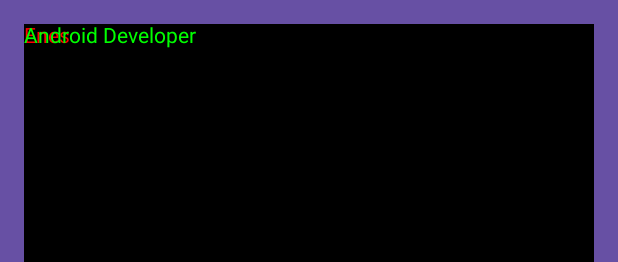
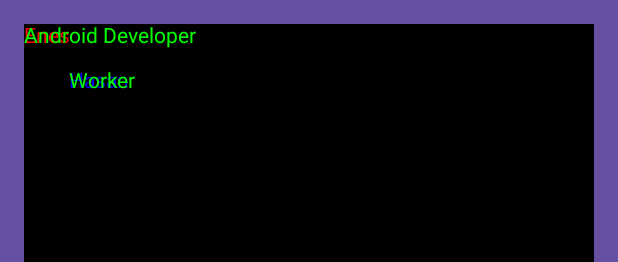
Before and after one commit to eneskanbur/composeTraining, an Android app built with Jetpack Compose: the @Preview function MyBusinessCardPreview, on a phone screen of 412 x 824 dp. Shown: the top 262 px of the screen. Run offline under Robolectric (Android 15) with nearby library versions, the phone set to English and light mode, and no system bars.

Commit message:
Add second business card to preview
  - Add new MyBusinessCard instance for Hasan with blue color
  - Import size modifier for layout
  - Update IDE configuration files

```diff
--- a/app/src/main/java/com/knbrgns/composetraining/MainActivity.kt
+++ b/app/src/main/java/com/knbrgns/composetraining/MainActivity.kt
@@ -7,6 +7,7 @@ import androidx.activity.enableEdgeToEdge
 import androidx.compose.foundation.background
 import androidx.compose.foundation.layout.fillMaxSize
 import androidx.compose.foundation.layout.padding
+import androidx.compose.foundation.layout.size
 import androidx.compose.material3.MaterialTheme
 import androidx.compose.material3.Scaffold
 import androidx.compose.material3.Surface
@@ -54,5 +55,12 @@ fun MyBusinessCardPreview() {
             color = Color.Red,
             modifier = Modifier.padding(16.dp)
         )
+
+        MyBusinessCard(
+            name = "Hasan",
+            title = "Worker",
+            color = Color.Blue,
+            modifier = Modifier.padding(46.dp)
+        )
     }
 }
```
